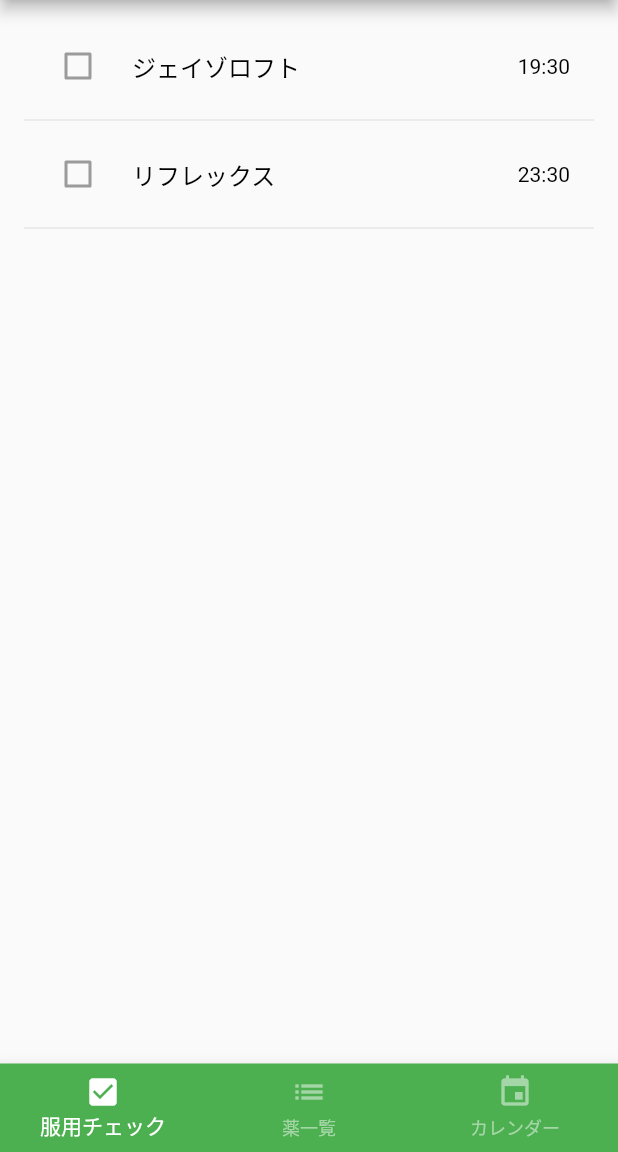
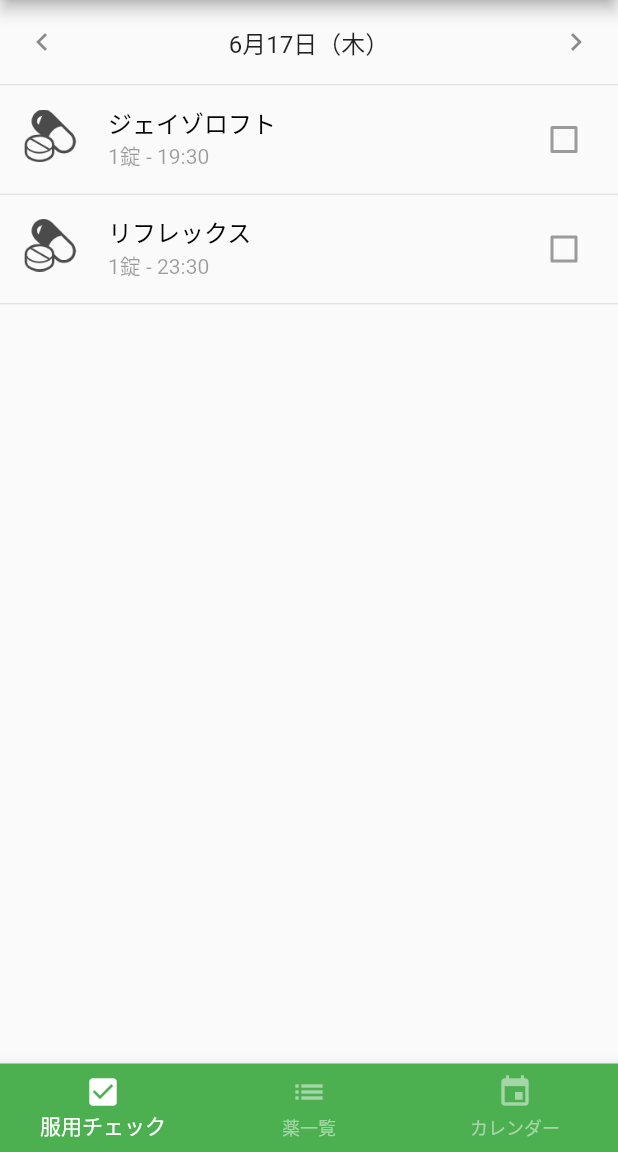
Before and after one commit to yasunaga-shuto/mediary, a Flutter app: the screen it shows after launch, on a phone screen of 412 x 824 dp, the part 84-1236 px from its top. Run offline on Flutter 3.47's test engine with Material 2 defaults, Android fonts, the phone set to English and light mode, and no system bars.

Commit message:
create checlist mock

```diff
--- a/lib/medicine_checklist.dart
+++ b/lib/medicine_checklist.dart
@@ -11,26 +11,37 @@ class _MedicinesCheckListState extends State<MedicinesCheckList> {
   @override
   Widget build(BuildContext context) {
     return ListView(
-      padding: const EdgeInsets.all(16.0),
+      // padding: const EdgeInsets.only(top: 16.0),
       children: [
+        ListTile(
+          title: Row(
+            mainAxisAlignment: MainAxisAlignment.spaceBetween,
+            children: const [
+              Icon(Icons.chevron_left),
+              Text('6月17日（木）'),
+              Icon(Icons.chevron_right)
+            ],
+          ),
+        ),
+        const Divider(height: 1),
         CheckboxListTile(
           title: const Text('ジェイゾロフト', style: TextStyle(color: Colors.black)),
+          subtitle: const Text('1錠 - 19:30'),
           onChanged: _takeMedicine(),
           value: false,
-          controlAffinity: ListTileControlAffinity.leading,
           activeColor: Colors.green,
-          secondary: const Text('19:30', style: TextStyle(color: Colors.black)),
+          secondary: Image.asset('assets/images/medicine.png', width: 35),
         ),
-        const Divider(),
+        const Divider(height: 1),
         CheckboxListTile(
           title: const Text('リフレックス', style: TextStyle(color: Colors.black)),
+          subtitle: const Text('1錠 - 23:30'),
           onChanged: _takeMedicine(),
           value: false,
-          controlAffinity: ListTileControlAffinity.leading,
           activeColor: Colors.green,
-          secondary: const Text('23:30', style: TextStyle(color: Colors.black)),
+          secondary: Image.asset('assets/images/medicine.png', width: 35),
         ),
-        const Divider(),
+        const Divider(height: 1),
       ],
     );
   }
--- a/pubspec.yaml
+++ b/pubspec.yaml
@@ -59,9 +59,8 @@ flutter:
   uses-material-design: true
 
   # To add assets to your application, add an assets section, like this:
-  # assets:
-  #   - images/a_dot_burr.jpeg
-  #   - images/a_dot_ham.jpeg
+  assets:
+    - assets/images/
 
   # An image asset can refer to one or more resolution-specific "variants", see
   # https://flutter.dev/assets-and-images/#resolution-aware.
```
Also changed, not shown: assets/images/medicine.png (added).
